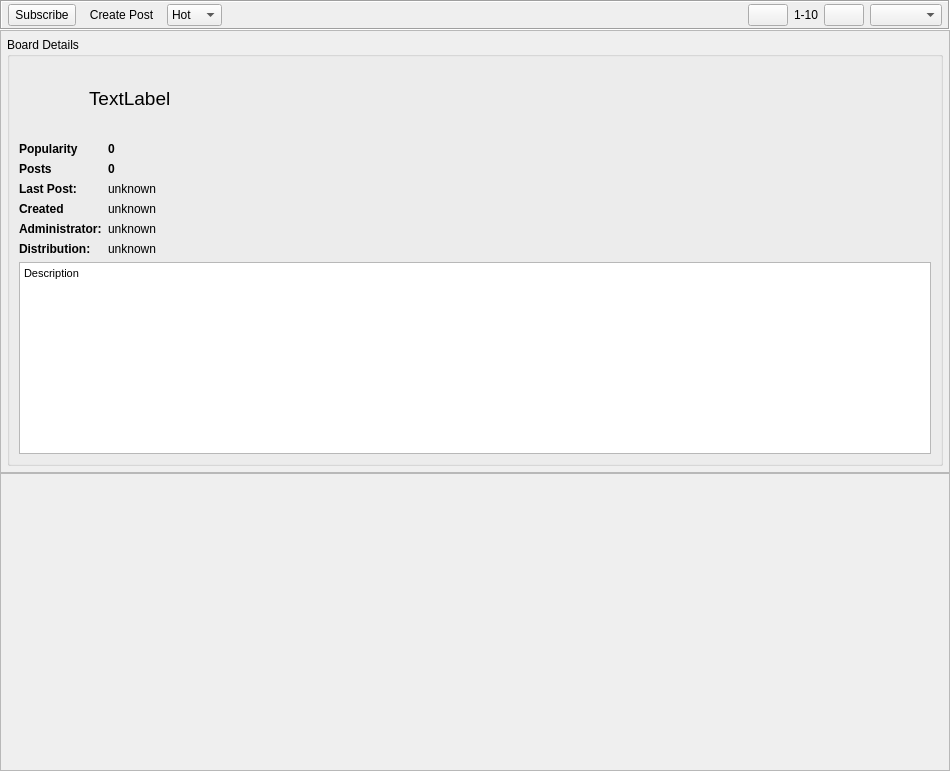
Qt form retroshare-gui/src/gui/Posted/PostedListWidget.ui (RetroShare/RetroShare) before a commit.
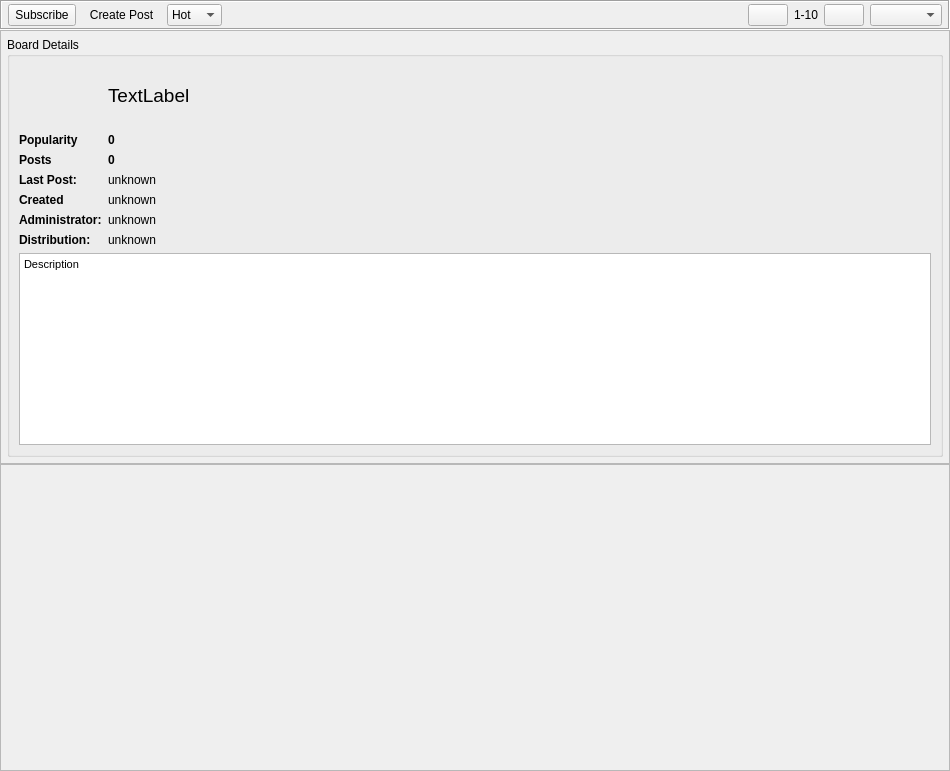
The same form after that commit. Icons and pictures are not drawn. Custom widgets are drawn as their Qt base class.

```diff
--- a/retroshare-gui/src/gui/Posted/PostedListWidget.ui
+++ b/retroshare-gui/src/gui/Posted/PostedListWidget.ui
@@ -298,50 +298,51 @@
          <bool>false</bool>
         </property>
         <layout class="QGridLayout" name="gridLayout">
-         <item row="0" column="0" colspan="2">
-          <layout class="QHBoxLayout" name="horizontalLayout">
-           <item>
-            <widget class="QLabel" name="logoLabel">
-             <property name="minimumSize">
-              <size>
-               <width>64</width>
-               <height>64</height>
-              </size>
-             </property>
-             <property name="maximumSize">
-              <size>
-               <width>64</width>
-               <height>64</height>
-              </size>
-             </property>
-             <property name="pixmap">
-              <pixmap resource="../icons.qrc">:/icons/png/postedlinks.png</pixmap>
-             </property>
-             <property name="scaledContents">
-              <bool>true</bool>
-             </property>
-            </widget>
-           </item>
-           <item>
-            <widget class="QLabel" name="namelabel">
-             <property name="font">
-              <font>
-               <pointsize>14</pointsize>
-              </font>
-             </property>
-             <property name="text">
-              <string>TextLabel</string>
-             </property>
-            </widget>
-           </item>
-          </layout>
+         <property name="topMargin">
+          <number>6</number>
+         </property>
+         <item row="0" column="1">
+          <spacer name="horizontalSpacer_3">
+           <property name="orientation">
+            <enum>Qt::Horizontal</enum>
+           </property>
+           <property name="sizeHint" stdset="0">
+            <size>
+             <width>421</width>
+             <height>114</height>
+            </size>
+           </property>
+          </spacer>
          </item>
-         <item row="1" column="0">
+         <item row="1" column="0" colspan="2">
+          <widget class="QTextBrowser" name="infoDescription">
+           <property name="styleSheet">
+            <string notr="true"/>
+           </property>
+           <property name="html">
+            <string notr="true">&lt;!DOCTYPE HTML PUBLIC &quot;-//W3C//DTD HTML 4.0//EN&quot; &quot;http://www.w3.org/TR/REC-html40/strict.dtd&quot;&gt;
+&lt;html&gt;&lt;head&gt;&lt;meta name=&quot;qrichtext&quot; content=&quot;1&quot; /&gt;&lt;style type=&quot;text/css&quot;&gt;
+p, li { white-space: pre-wrap; }
+&lt;/style&gt;&lt;/head&gt;&lt;body style=&quot; font-family:'MS Shell Dlg 2'; font-size:8.25pt; font-weight:400; font-style:normal;&quot;&gt;
+&lt;p style=&quot; margin-top:0px; margin-bottom:0px; margin-left:0px; margin-right:0px; -qt-block-indent:0; text-indent:0px;&quot;&gt;&lt;span style=&quot; font-family:'MS Shell Dlg 2'; font-size:8pt;&quot;&gt;Description&lt;/span&gt;&lt;/p&gt;&lt;/body&gt;&lt;/html&gt;</string>
+           </property>
+           <property name="textInteractionFlags">
+            <set>Qt::LinksAccessibleByMouse|Qt::TextSelectableByMouse</set>
+           </property>
+           <property name="openExternalLinks">
+            <bool>true</bool>
+           </property>
+           <property name="openLinks">
+            <bool>true</bool>
+           </property>
+          </widget>
+         </item>
+         <item row="0" column="0">
           <layout class="QFormLayout" name="formLayout">
            <property name="topMargin">
-            <number>6</number>
+            <number>0</number>
            </property>
-           <item row="0" column="0">
+           <item row="1" column="0">
             <widget class="QLabel" name="label_4">
              <property name="font">
               <font>
@@ -354,7 +355,7 @@
              </property>
             </widget>
            </item>
-           <item row="0" column="1">
+           <item row="1" column="1">
             <widget class="QLabel" name="poplabel">
              <property name="font">
               <font>
@@ -367,7 +368,7 @@
              </property>
             </widget>
            </item>
-           <item row="1" column="0">
+           <item row="2" column="0">
             <widget class="QLabel" name="infoPostsLabel">
              <property name="sizePolicy">
               <sizepolicy hsizetype="Maximum" vsizetype="Preferred">
@@ -386,7 +387,7 @@
              </property>
             </widget>
            </item>
-           <item row="1" column="1">
+           <item row="2" column="1">
             <widget class="QLabel" name="infoPosts">
              <property name="font">
               <font>
@@ -399,7 +400,7 @@
              </property>
             </widget>
            </item>
-           <item row="4" column="0">
+           <item row="5" column="0">
             <widget class="QLabel" name="createdlabel">
              <property name="font">
               <font>
@@ -412,14 +413,14 @@
              </property>
             </widget>
            </item>
-           <item row="4" column="1">
+           <item row="5" column="1">
             <widget class="QLabel" name="createdinfolabel">
              <property name="text">
               <string>unknown</string>
              </property>
             </widget>
            </item>
-           <item row="6" column="0">
+           <item row="7" column="0">
             <widget class="QLabel" name="label">
              <property name="font">
               <font>
@@ -432,7 +433,7 @@
              </property>
             </widget>
            </item>
-           <item row="6" column="1">
+           <item row="7" column="1">
             <widget class="GxsIdLabel" name="infoAdministrator">
              <property name="text">
               <string>unknown</string>
@@ -442,7 +443,7 @@
              </property>
             </widget>
            </item>
-           <item row="7" column="0">
+           <item row="8" column="0">
             <widget class="QLabel" name="label_3">
              <property name="font">
               <font>
@@ -455,14 +456,14 @@
              </property>
             </widget>
            </item>
-           <item row="7" column="1">
+           <item row="8" column="1">
             <widget class="QLabel" name="infoDistribution">
              <property name="text">
               <string>unknown</string>
              </property>
             </widget>
            </item>
-           <item row="3" column="0">
+           <item row="4" column="0">
             <widget class="QLabel" name="infoLastPostLabel">
              <property name="sizePolicy">
               <sizepolicy hsizetype="Maximum" vsizetype="Preferred">
@@ -481,51 +482,49 @@
              </property>
             </widget>
            </item>
-           <item row="3" column="1">
+           <item row="4" column="1">
             <widget class="QLabel" name="infoLastPost">
              <property name="text">
               <string notr="true">unknown</string>
              </property>
             </widget>
            </item>
+           <item row="0" column="0">
+            <widget class="QLabel" name="logoLabel">
+             <property name="minimumSize">
+              <size>
+               <width>64</width>
+               <height>64</height>
+              </size>
+             </property>
+             <property name="maximumSize">
+              <size>
+               <width>64</width>
+               <height>64</height>
+              </size>
+             </property>
+             <property name="pixmap">
+              <pixmap resource="../icons.qrc">:/icons/png/postedlinks.png</pixmap>
+             </property>
+             <property name="scaledContents">
+              <bool>true</bool>
+             </property>
+            </widget>
+           </item>
+           <item row="0" column="1">
+            <widget class="QLabel" name="namelabel">
+             <property name="font">
+              <font>
+               <pointsize>14</pointsize>
+              </font>
+             </property>
+             <property name="text">
+              <string>TextLabel</string>
+             </property>
+            </widget>
+           </item>
           </layout>
          </item>
-         <item row="1" column="1">
-          <spacer name="horizontalSpacer_3">
-           <property name="orientation">
-            <enum>Qt::Horizontal</enum>
-           </property>
-           <property name="sizeHint" stdset="0">
-            <size>
-             <width>421</width>
-             <height>114</height>
-            </size>
-           </property>
-          </spacer>
-         </item>
-         <item row="2" column="0" colspan="2">
-          <widget class="QTextBrowser" name="infoDescription">
-           <property name="styleSheet">
-            <string notr="true"/>
-           </property>
-           <property name="html">
-            <string notr="true">&lt;!DOCTYPE HTML PUBLIC &quot;-//W3C//DTD HTML 4.0//EN&quot; &quot;http://www.w3.org/TR/REC-html40/strict.dtd&quot;&gt;
-&lt;html&gt;&lt;head&gt;&lt;meta name=&quot;qrichtext&quot; content=&quot;1&quot; /&gt;&lt;style type=&quot;text/css&quot;&gt;
-p, li { white-space: pre-wrap; }
-&lt;/style&gt;&lt;/head&gt;&lt;body style=&quot; font-family:'MS Shell Dlg 2'; font-size:8.25pt; font-weight:400; font-style:normal;&quot;&gt;
-&lt;p style=&quot; margin-top:0px; margin-bottom:0px; margin-left:0px; margin-right:0px; -qt-block-indent:0; text-indent:0px;&quot;&gt;&lt;span style=&quot; font-family:'MS Shell Dlg 2'; font-size:8pt;&quot;&gt;Description&lt;/span&gt;&lt;/p&gt;&lt;/body&gt;&lt;/html&gt;</string>
-           </property>
-           <property name="textInteractionFlags">
-            <set>Qt::LinksAccessibleByMouse|Qt::TextSelectableByMouse</set>
-           </property>
-           <property name="openExternalLinks">
-            <bool>true</bool>
-           </property>
-           <property name="openLinks">
-            <bool>true</bool>
-           </property>
-          </widget>
-         </item>
         </layout>
        </widget>
       </item>
```
